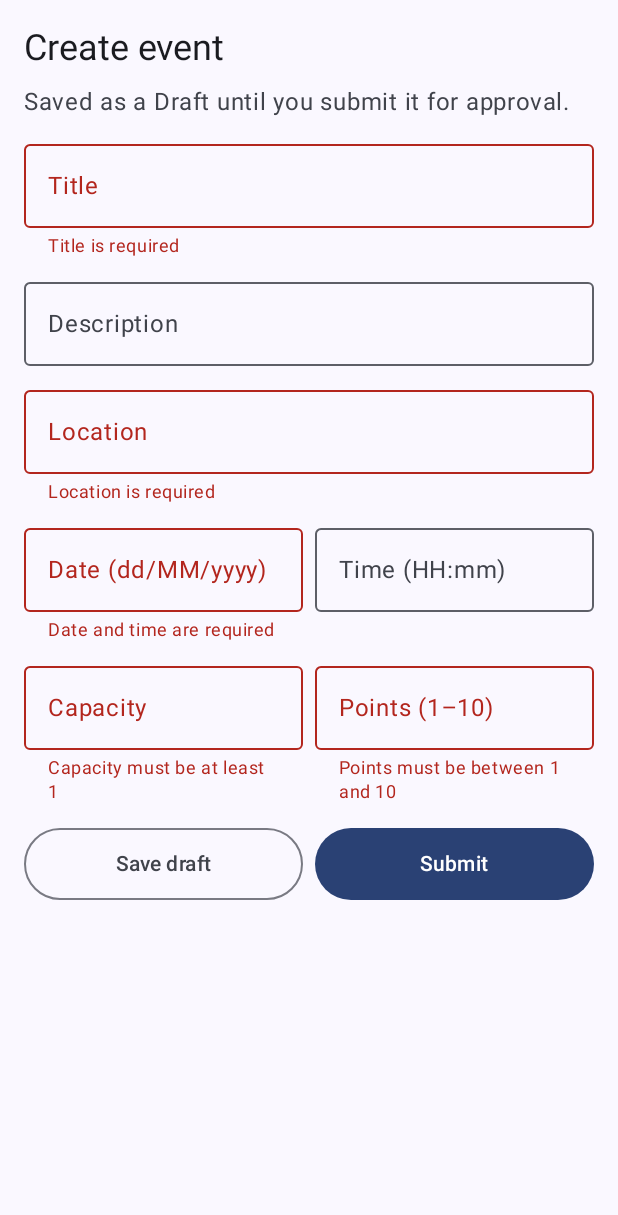
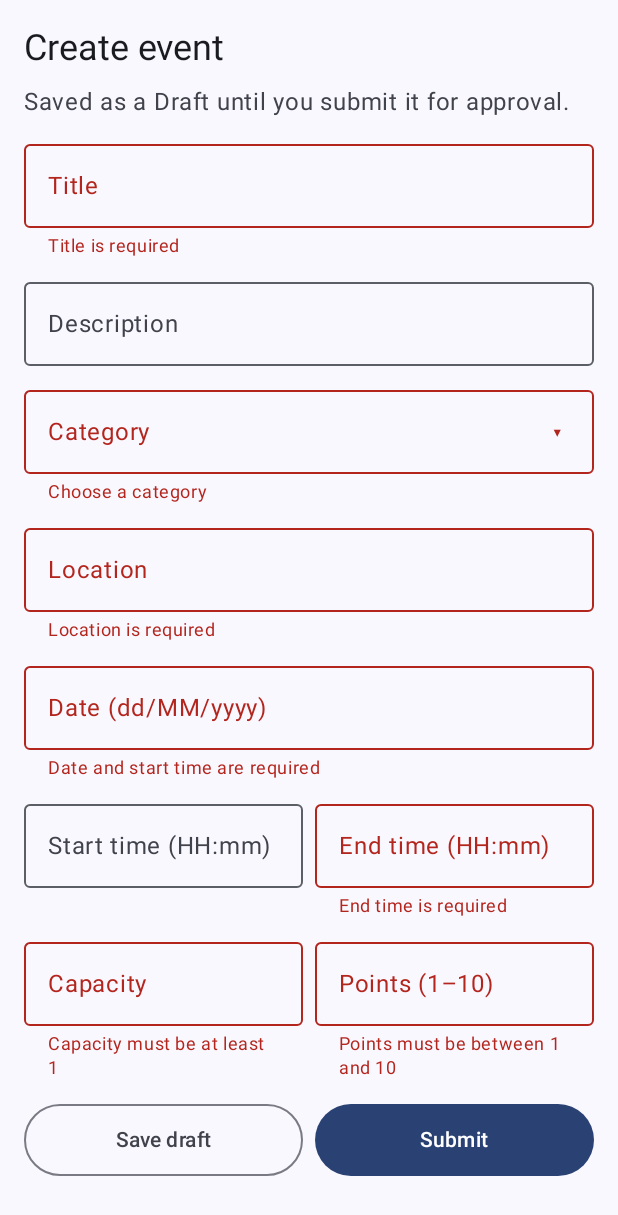
Before and after one commit to Shreya-1910/Group-H-mobile-device-programming, an Android app built with Jetpack Compose: the composable CreateEventScreen shown on its own in the app's theme, after a tap on "Save draft", on a phone screen of 412 x 824 dp. Shown: the top 1215 px of the screen. Run offline under Robolectric (Android 15) with nearby library versions, the phone set to English and light mode, and no system bars; our stand-ins replace Firebase (no records; nobody signed in at launch, a user with empty details on screens opened directly).

Commit message:
R1-S1: add end time and category to Create Event with validation and tests

```diff
--- a/app/src/main/java/com/mdpgroup08/scpd/ui/club/CreateEventScreen.kt
+++ b/app/src/main/java/com/mdpgroup08/scpd/ui/club/CreateEventScreen.kt
@@ -32,6 +32,13 @@ import androidx.lifecycle.compose.collectAsStateWithLifecycle
 import androidx.lifecycle.viewmodel.compose.viewModel
 import com.mdpgroup08.scpd.viewmodel.AppViewModelProvider
 import com.mdpgroup08.scpd.viewmodel.CreateEventViewModel
+import androidx.compose.foundation.clickable
+import androidx.compose.material3.DropdownMenu
+import androidx.compose.material3.DropdownMenuItem
+import androidx.compose.runtime.mutableStateOf
+import androidx.compose.runtime.remember
+import androidx.compose.runtime.setValue
+import com.mdpgroup08.scpd.viewmodel.EventValidation
 
 /** Create event (R1-S1, R1-S2). Pass a draft's id to edit it. */
 @Composable
@@ -69,13 +76,17 @@ fun CreateEventScreen(
         Field("Description", f.description, null, "description", singleLine = false) {
             viewModel.onFormChange(f.copy(description = it))
         }
+        CategoryField(f.category, e.category) { viewModel.onFormChange(f.copy(category = it)) }
         Field("Location", f.location, e.location, "location") { viewModel.onFormChange(f.copy(location = it)) }
+        Field("Date (dd/MM/yyyy)", f.date, e.dateTime, "date") {
+            viewModel.onFormChange(f.copy(date = it))
+        }
         Row(horizontalArrangement = Arrangement.spacedBy(8.dp)) {
-            Field("Date (dd/MM/yyyy)", f.date, e.dateTime, "date", Modifier.weight(1f)) {
-                viewModel.onFormChange(f.copy(date = it))
+            Field("Start time (HH:mm)", f.time, null, "time", Modifier.weight(1f)) {
+                viewModel.onFormChange(f.copy(time = it))
             }
-            Field("Time (HH:mm)", f.time, null, "time", Modifier.weight(1f)) {
-                viewModel.onFormChange(f.copy(time = it))
+            Field("End time (HH:mm)", f.endTime, e.endTime, "endTime", Modifier.weight(1f)) {
+                viewModel.onFormChange(f.copy(endTime = it))
             }
         }
         Row(horizontalArrangement = Arrangement.spacedBy(8.dp)) {
@@ -148,3 +159,31 @@ private fun Field(
         modifier = modifier.testTag(tag)
     )
 }
+
+/** Read-only field that opens a list of categories when tapped. */
+@Composable
+private fun CategoryField(value: String, error: String?, onSelect: (String) -> Unit) {
+    var expanded by remember { mutableStateOf(false) }
+    Box(Modifier.fillMaxWidth()) {
+        OutlinedTextField(
+            value = value,
+            onValueChange = {},
+            readOnly = true,
+            label = { Text("Category") },
+            trailingIcon = { Text("▾") },
+            isError = error != null,
+            supportingText = error?.let { { Text(it) } },
+            modifier = Modifier.fillMaxWidth().testTag("category")
+        )
+        // Transparent layer so tapping anywhere on the field opens the menu
+        Box(Modifier.matchParentSize().clickable { expanded = true })
+        DropdownMenu(expanded = expanded, onDismissRequest = { expanded = false }) {
+            EventValidation.CATEGORIES.forEach { category ->
+                DropdownMenuItem(
+                    text = { Text(category) },
+                    onClick = { onSelect(category); expanded = false }
+                )
+            }
+        }
+    }
+}
--- a/app/src/main/java/com/mdpgroup08/scpd/viewmodel/EventValidation.kt
+++ b/app/src/main/java/com/mdpgroup08/scpd/viewmodel/EventValidation.kt
@@ -1,6 +1,7 @@
 package com.mdpgroup08.scpd.viewmodel
 
 import java.time.LocalDateTime
+import java.time.LocalTime
 import java.time.ZoneId
 import java.time.format.DateTimeFormatter
 import java.time.format.DateTimeParseException
@@ -9,9 +10,11 @@ import java.time.format.DateTimeParseException
 data class EventForm(
     val title: String = "",
     val description: String = "",
+    val category: String = "",
     val location: String = "",
     val date: String = "",      // dd/MM/yyyy
-    val time: String = "",      // HH:mm
+    val time: String = "",      // start time, HH:mm
+    val endTime: String = "",   // end time, HH:mm, same day as the start
     val capacity: String = "",
     val points: String = ""
 )
@@ -19,44 +22,66 @@ data class EventForm(
 /** One error message per field, or null when the field is fine (R1-S1). */
 data class EventFormErrors(
     val title: String? = null,
+    val category: String? = null,
     val location: String? = null,
     val dateTime: String? = null,
+    val endTime: String? = null,
     val capacity: String? = null,
     val points: String? = null
 ) {
     val hasErrors: Boolean
-        get() = listOf(title, location, dateTime, capacity, points).any { it != null }
+        get() = listOf(title, category, location, dateTime, endTime, capacity, points).any { it != null }
 }
 
 /**
  * Business rules for a new event. Kept out of the screen so they can be unit tested.
- * The shared Event model only stores a start time (date), so there is no end-time check.
+ * Assumption: an event starts and ends on the same day.
  */
 object EventValidation {
     const val MIN_POINTS = 1
     const val MAX_POINTS = 10
-    private val formatter = DateTimeFormatter.ofPattern("dd/MM/yyyy HH:mm")
+
+    /** Categories used by Marketplace filters (R2-S2) and points by category (R5-S10). */
+    val CATEGORIES = listOf("Technology", "Career", "Community", "Sports", "Arts & Culture", "Leadership", "Other")
+
+    private val dateTimeFormatter = DateTimeFormatter.ofPattern("dd/MM/yyyy HH:mm")
+    private val timeFormatter = DateTimeFormatter.ofPattern("HH:mm")
 
     /** Turns the date and time text into epoch millis, or null if it isn't a valid date. */
     fun parseDateTime(date: String, time: String, zone: ZoneId = ZoneId.systemDefault()): Long? = try {
-        LocalDateTime.parse("${date.trim()} ${time.trim()}", formatter)
+        LocalDateTime.parse("${date.trim()} ${time.trim()}", dateTimeFormatter)
             .atZone(zone).toInstant().toEpochMilli()
     } catch (e: DateTimeParseException) {
         null
     }
 
+    private fun isValidTime(time: String): Boolean = try {
+        LocalTime.parse(time.trim(), timeFormatter); true
+    } catch (e: DateTimeParseException) {
+        false
+    }
+
     fun validate(form: EventForm, now: Long, zone: ZoneId = ZoneId.systemDefault()): EventFormErrors {
         val start = parseDateTime(form.date, form.time, zone)
+        val end = parseDateTime(form.date, form.endTime, zone)
         val capacity = form.capacity.trim().toIntOrNull()
         val points = form.points.trim().toIntOrNull()
 
         return EventFormErrors(
             title = if (form.title.isBlank()) "Title is required" else null,
+            category = if (form.category !in CATEGORIES) "Choose a category" else null,
             location = if (form.location.isBlank()) "Location is required" else null,
             dateTime = when {
-                form.date.isBlank() || form.time.isBlank() -> "Date and time are required"
+                form.date.isBlank() || form.time.isBlank() -> "Date and start time are required"
                 start == null -> "Use the format dd/MM/yyyy and HH:mm"
                 start <= now -> "The start time must be in the future"
+                else -> null
+            },
+            endTime = when {
+                form.endTime.isBlank() -> "End time is required"
+                !isValidTime(form.endTime) -> "Use the format HH:mm"
+                start == null || end == null -> null  // the date error is already shown
+                end <= start -> "End time must be after the start time"
                 else -> null
             },
             capacity = if (capacity == null || capacity < 1) "Capacity must be at least 1" else null,
```
Also changed, not shown: app/src/main/java/com/mdpgroup08/scpd/viewmodel/CreateEventViewModel.kt (+10 -2 lines), 1 other file.
